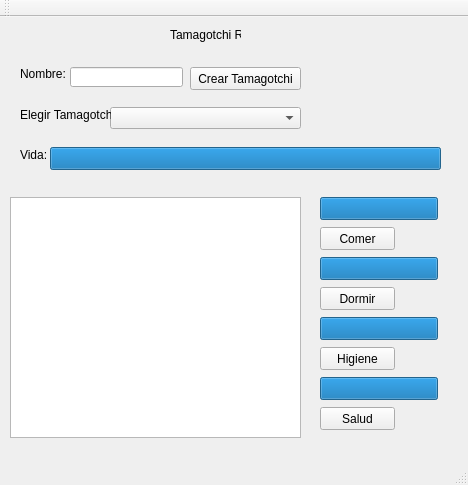
Before: the Qt Designer form Proyecto1Estructura/tamagotchi.ui in rasantos24/EstructuraProyecto1, drawn with Qt 5.
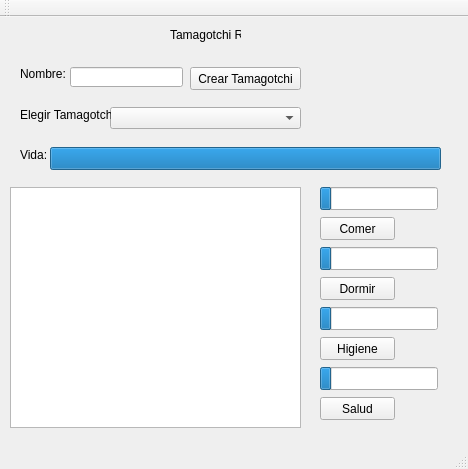
After: the same form once the commit is applied.

What changed in the file:
```diff
--- a/Proyecto1Estructura/tamagotchi.ui
+++ b/Proyecto1Estructura/tamagotchi.ui
@@ -7,7 +7,7 @@
     <x>0</x>
     <y>0</y>
     <width>468</width>
-    <height>485</height>
+    <height>469</height>
    </rect>
   </property>
   <property name="windowTitle">
@@ -18,7 +18,7 @@
     <property name="geometry">
      <rect>
       <x>320</x>
-      <y>210</y>
+      <y>200</y>
       <width>75</width>
       <height>23</height>
      </rect>
@@ -31,7 +31,7 @@
     <property name="geometry">
      <rect>
       <x>320</x>
-      <y>270</y>
+      <y>260</y>
       <width>75</width>
       <height>23</height>
      </rect>
@@ -44,7 +44,7 @@
     <property name="geometry">
      <rect>
       <x>320</x>
-      <y>330</y>
+      <y>320</y>
       <width>75</width>
       <height>23</height>
      </rect>
@@ -57,7 +57,7 @@
     <property name="geometry">
      <rect>
       <x>320</x>
-      <y>390</y>
+      <y>380</y>
       <width>75</width>
       <height>23</height>
      </rect>
@@ -70,13 +70,13 @@
     <property name="geometry">
      <rect>
       <x>320</x>
-      <y>180</y>
+      <y>170</y>
       <width>118</width>
       <height>23</height>
      </rect>
     </property>
     <property name="value">
-     <number>100</number>
+     <number>10</number>
     </property>
     <property name="textVisible">
      <bool>false</bool>
@@ -86,13 +86,13 @@
     <property name="geometry">
      <rect>
       <x>320</x>
-      <y>240</y>
+      <y>230</y>
       <width>118</width>
       <height>23</height>
      </rect>
     </property>
     <property name="value">
-     <number>100</number>
+     <number>10</number>
     </property>
     <property name="textVisible">
      <bool>false</bool>
@@ -102,13 +102,13 @@
     <property name="geometry">
      <rect>
       <x>320</x>
-      <y>300</y>
+      <y>290</y>
       <width>118</width>
       <height>23</height>
      </rect>
     </property>
     <property name="value">
-     <number>100</number>
+     <number>10</number>
     </property>
     <property name="textVisible">
      <bool>false</bool>
@@ -118,13 +118,13 @@
     <property name="geometry">
      <rect>
       <x>320</x>
-      <y>360</y>
+      <y>350</y>
       <width>118</width>
       <height>23</height>
      </rect>
     </property>
     <property name="value">
-     <number>100</number>
+     <number>10</number>
     </property>
     <property name="textVisible">
      <bool>false</bool>
@@ -134,7 +134,7 @@
     <property name="geometry">
      <rect>
       <x>10</x>
-      <y>180</y>
+      <y>170</y>
       <width>291</width>
       <height>241</height>
      </rect>
```
Left out of the diff: 14 changed lines with no effect on the pictures.
